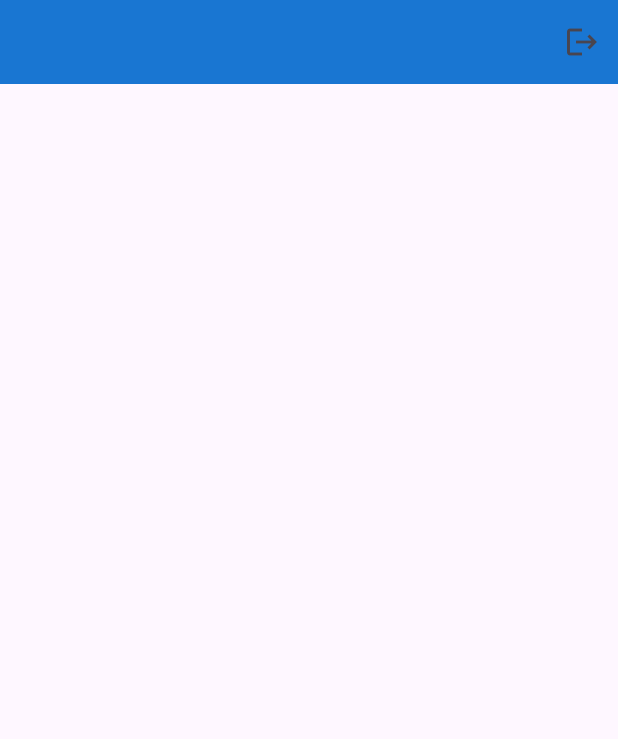
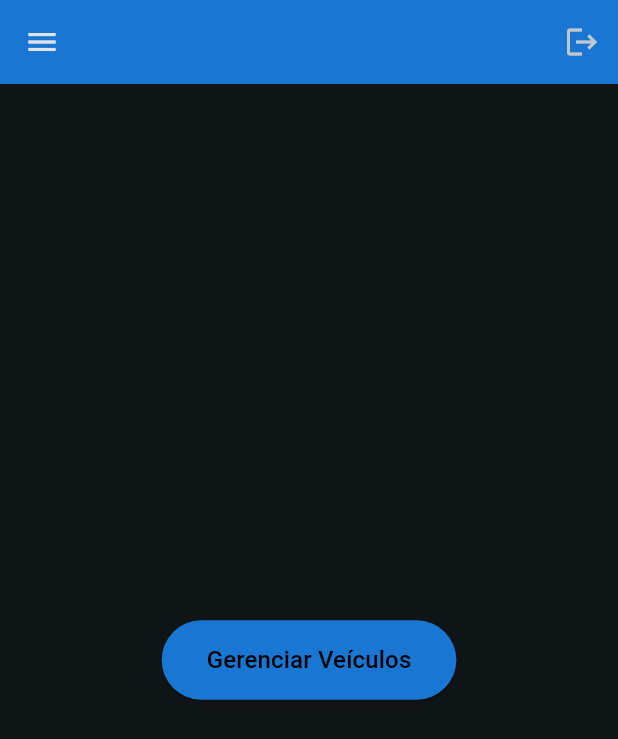
Before and after one commit to Wilsonlf/ProvaFlutter, a Flutter app: the screen it shows once a user with an empty profile is signed in, on a phone screen of 412 x 824 dp. Shown: the top 739 px of the screen. Run offline on Flutter 3.47's test engine with Material 3 defaults, Android fonts, the phone set to English and light mode, and no system bars; our stand-ins replace cloud_firestore, firebase_auth, firebase_core; accounts and stored records are empty.

Commit message:
feat(veiculo): controle de veículos

```diff
--- a/lib/main.dart
+++ b/lib/main.dart
@@ -2,10 +2,10 @@
 import 'package:firebase_core/firebase_core.dart';
 import 'package:firebase_auth/firebase_auth.dart';
 import 'package:provider/provider.dart';
-import 'firebase_options.dart';
-
 import 'telas/auth_esc.dart';
 import 'auth/autenticacao.dart';
+import 'logic/veiculo_logic.dart';
+import 'firebase_options.dart';
 
 Future<void> main() async {
   WidgetsFlutterBinding.ensureInitialized();
@@ -31,12 +31,38 @@
           create: (context) => context.read<AuthService>().authStateChanges,
           initialData: null,
         ),
+        Provider<VeiculoService>(
+          create: (_) => VeiculoService(),
+        ),
       ],
       child: MaterialApp(
         title: 'Gestor de Veículos',
         debugShowCheckedModeBanner: false,
         theme: ThemeData(
-          primarySwatch: Colors.blue,
+          useMaterial3: true,
+          colorScheme: ColorScheme.fromSeed(
+            seedColor: Colors.blueGrey,
+            brightness: Brightness.dark,
+          ),
+          inputDecorationTheme: InputDecorationTheme(
+            border: OutlineInputBorder(
+              borderRadius: BorderRadius.circular(12.0),
+            ),
+            filled: true,
+            fillColor: Colors.blueGrey.shade700.withOpacity(0.5),
+          ),
+          filledButtonTheme: FilledButtonThemeData(
+            style: FilledButton.styleFrom(
+              padding: const EdgeInsets.symmetric(vertical: 16.0),
+              shape: RoundedRectangleBorder(
+                borderRadius: BorderRadius.circular(12.0),
+              ),
+              textStyle: const TextStyle(
+                fontSize: 16,
+                fontWeight: FontWeight.bold,
+              ),
+            ),
+          ),
         ),
         home: const AuthEsc(),
       ),
--- /dev/null
+++ b/lib/models/veiculo.dart
@@ -0,0 +1,41 @@
+import 'package:cloud_firestore/cloud_firestore.dart';
+
+class Veiculo {
+  final String? id;
+  final String modelo;
+  final String marca;
+  final String placa;
+  final String ano;
+  final String tipoCombustivel;
+
+  Veiculo({
+    this.id,
+    required this.modelo,
+    required this.marca,
+    required this.placa,
+    required this.ano,
+    required this.tipoCombustivel,
+  });
+
+  Map<String, dynamic> toJson() {
+    return {
+      'modelo': modelo,
+      'marca': marca,
+      'placa': placa,
+      'ano': ano,
+      'tipoCombustivel': tipoCombustivel,
+    };
+  }
+
+  factory Veiculo.fromFirestore(DocumentSnapshot doc) {
+    Map<String, dynamic> data = doc.data() as Map<String, dynamic>;
+    return Veiculo(
+      id: doc.id,
+      modelo: data['modelo'] ?? '',
+      marca: data['marca'] ?? '',
+      placa: data['placa'] ?? '',
+      ano: data['ano'] ?? '',
+      tipoCombustivel: data['tipoCombustivel'] ?? '',
+    );
+  }
+}
--- a/lib/telas/auth_esc.dart
+++ b/lib/telas/auth_esc.dart
@@ -1,9 +1,8 @@
 import 'package:flutter/material.dart';
 import 'package:firebase_auth/firebase_auth.dart';
 import 'package:provider/provider.dart';
-
-import 'package:prova_p2/telas/verif/login.dart';
-import 'package:prova_p2/telas/home/home.dart';
+import 'verif/login.dart';
+import 'home/home.dart';
 
 class AuthEsc extends StatelessWidget {
   const AuthEsc({super.key});
@@ -13,7 +12,7 @@ class AuthEsc extends StatelessWidget {
     final firebaseUser = context.watch<User?>();
 
     if (firebaseUser != null) {
-      return const HomeScreen();
+      return const Home();
     } else {
       return const LoginScreen();
     }
--- a/lib/telas/home/home.dart
+++ b/lib/telas/home/home.dart
@@ -1,10 +1,20 @@
 import 'package:flutter/material.dart';
 import 'package:firebase_auth/firebase_auth.dart';
 import 'package:provider/provider.dart';
-import 'package:prova_p2/auth/autenticacao.dart';
+import '../../auth/autenticacao.dart';
+import '../veiculos/veiculos_lista.dart';
 
-class HomeScreen extends StatelessWidget {
-  const HomeScreen({super.key});
+class Home extends StatelessWidget {
+  const Home({super.key});
+
+  void _navegarParaVeiculos(BuildContext context) {
+    Navigator.push(
+      context,
+      MaterialPageRoute(
+        builder: (context) => const VeiculosListaScreen(),
+      ),
+    );
+  }
 
   @override
   Widget build(BuildContext context) {
@@ -13,20 +23,80 @@ class HomeScreen extends StatelessWidget {
 
     return Scaffold(
       appBar: AppBar(
-        title: Text(user?.displayName ?? 'Meu Painel'),
+        title: Text(user?.displayName ?? 'Painel Principal'),
         backgroundColor: Colors.blue[700],
         actions: [
           IconButton(
             icon: const Icon(Icons.logout),
-            tooltip: 'Sair',
             onPressed: () {
               authService.signOut();
             },
           ),
         ],
       ),
-      body: const Center(
-        child: SizedBox.shrink(),
+      drawer: Drawer(
+        child: ListView(
+          padding: EdgeInsets.zero,
+          children: [
+            DrawerHeader(
+              decoration: BoxDecoration(
+                color: Colors.blue[700],
+              ),
+              child: Column(
+                crossAxisAlignment: CrossAxisAlignment.start,
+                mainAxisAlignment: MainAxisAlignment.end,
+                children: [
+                  Text(
+                    user?.displayName ?? 'Usuário',
+                    style: const TextStyle(
+                      color: Colors.white,
+                      fontSize: 18,
+                      fontWeight: FontWeight.bold,
+                    ),
+                  ),
+                  Text(
+                    user?.email ?? '',
+                    style: const TextStyle(
+                      color: Colors.white70,
+                      fontSize: 14,
+                    ),
+                  ),
+                ],
+              ),
+            ),
+            ListTile(
+              title: const Text('Meus Veículos'),
+              onTap: () {
+                Navigator.pop(context);
+                _navegarParaVeiculos(context);
+              },
+            ),
+            ListTile(
+              title: const Text('Registrar Abastecimento'),
+              onTap: () {},
+            ),
+            ListTile(
+              title: const Text('Histórico de Abastecimentos'),
+              onTap: () {},
+            ),
+            const Divider(),
+          ],
+        ),
+      ),
+      body: Center(
+        child: ElevatedButton(
+          onPressed: () {
+            _navegarParaVeiculos(context);
+          },
+          style: ElevatedButton.styleFrom(
+            backgroundColor: Colors.blue[700],
+            padding: const EdgeInsets.symmetric(horizontal: 30, vertical: 15),
+          ),
+          child: const Text(
+            'Gerenciar Veículos',
+            style: TextStyle(color: Colors.black, fontSize: 16),
+          ),
+        ),
       ),
     );
   }
```
Also changed, not shown: lib/logic/veiculo_logic.dart (added, +49 -0 lines), lib/telas/veiculos/veiculo_form.dart (added, +215 -0 lines), lib/telas/veiculos/veiculos_lista.dart (added, +89 -0 lines), pubspec.yaml (+7 -69 lines), pubspec.lock.
